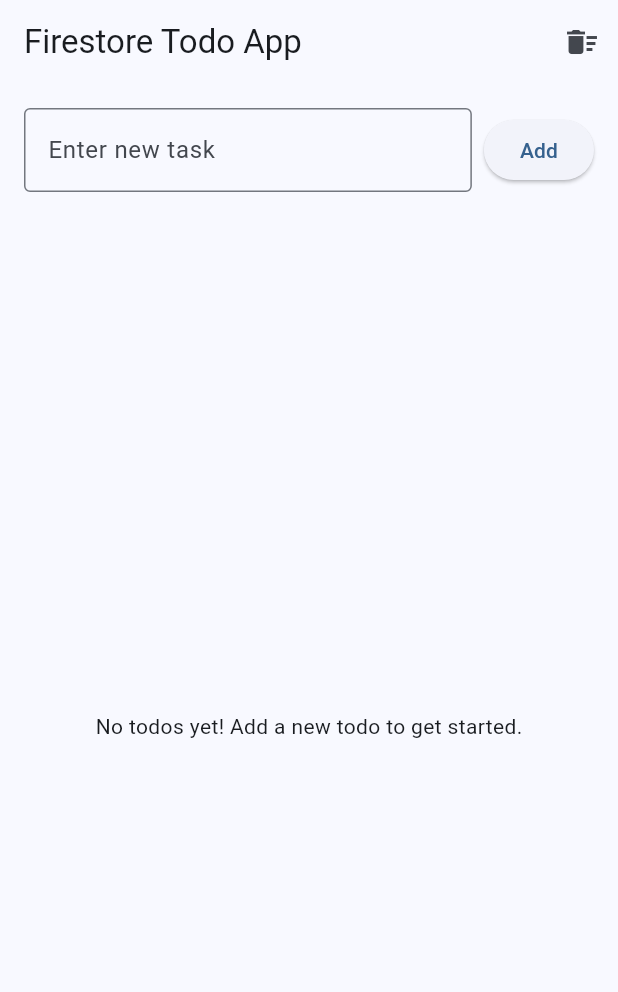
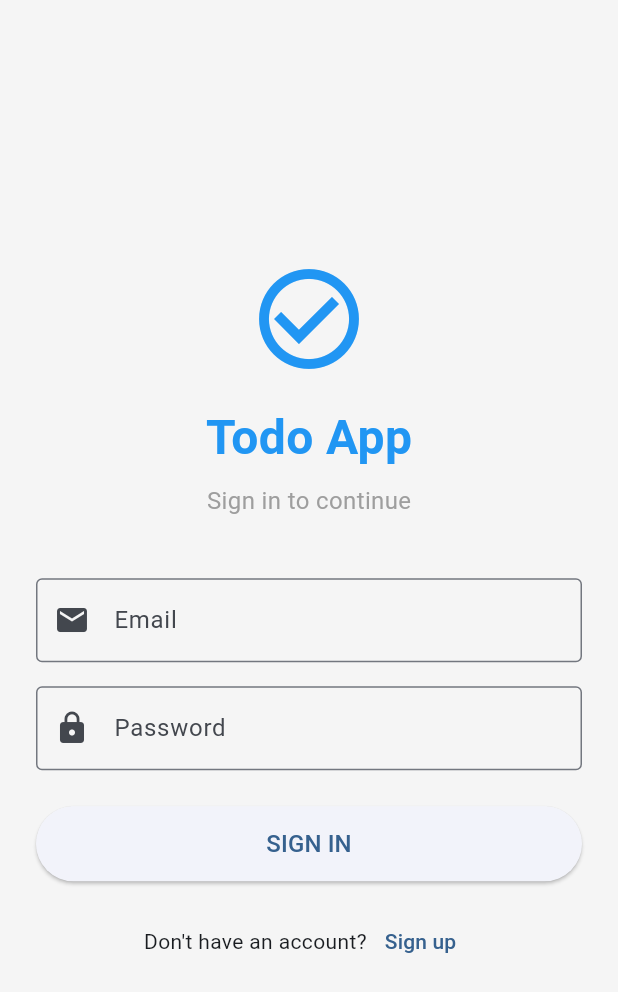
Before and after one commit to Abdull-Kudus/firestore_crud_demo, a Flutter app: the screen it shows after launch, on a phone screen of 412 x 824 dp. Shown: the top 992 px of the screen. Run offline on Flutter 3.47's test engine with Material 3 defaults, Android fonts, the phone set to English and light mode, and no system bars; our stand-ins replace cloud_firestore, firebase_auth, firebase_core, flutter_dotenv; accounts and stored records are empty.

Commit message:
Add Firebase email/password auth with per-user todos
Login and register screens, an AuthService wrapping FirebaseAuth, an
AuthWrapper that switches between auth screens and the todo list, a
logout button, and todos stored under users/{uid}/todos.

Co-Authored-By: Claude Opus 5.5 <noreply@anthropic.com>

```diff
--- a/lib/main.dart
+++ b/lib/main.dart
@@ -1,7 +1,12 @@
 import 'package:flutter/material.dart';
+import 'package:firebase_auth/firebase_auth.dart';
 import 'package:firebase_core/firebase_core.dart';
 import 'package:flutter_dotenv/flutter_dotenv.dart';
+import 'package:provider/provider.dart';
 import 'firebase_options.dart';
+import 'services/auth_service.dart';
+import 'screens/login_screen.dart';
+import 'screens/register_screen.dart';
 import 'screens/todo_screen.dart';
 
 Future<void> main() async {
@@ -18,14 +23,70 @@ class TodoApp extends StatelessWidget {
 
   @override
   Widget build(BuildContext context) {
-    return MaterialApp(
-      debugShowCheckedModeBanner: false,
-      title: 'Firestore Todo App',
-      theme: ThemeData(
-        colorScheme: ColorScheme.fromSeed(seedColor: Colors.blue),
-        useMaterial3: true,
+    return MultiProvider(
+      providers: [
+        Provider<AuthService>(create: (_) => AuthService()),
+      ],
+      child: MaterialApp(
+        debugShowCheckedModeBanner: false,
+        title: 'Todo App with Auth',
+        theme: ThemeData(
+          colorScheme: ColorScheme.fromSeed(seedColor: Colors.blue),
+          useMaterial3: true,
+        ),
+        home: const AuthWrapper(),
       ),
-      home: const TodoList(),
     );
   }
 }
+
+class AuthWrapper extends StatelessWidget {
+  const AuthWrapper({super.key});
+
+  @override
+  Widget build(BuildContext context) {
+    final authService = Provider.of<AuthService>(context);
+
+    return StreamBuilder<User?>(
+      stream: authService.authStateChanges,
+      builder: (context, snapshot) {
+        if (snapshot.connectionState == ConnectionState.waiting) {
+          return const Scaffold(
+            body: Center(child: CircularProgressIndicator()),
+          );
+        }
+
+        final user = snapshot.data;
+        if (user != null) {
+          // Keyed by uid so the todo list rebuilds with the right user's data
+          return TodoList(key: ValueKey(user.uid));
+        }
+        return const AuthScreen();
+      },
+    );
+  }
+}
+
+class AuthScreen extends StatefulWidget {
+  const AuthScreen({super.key});
+
+  @override
+  State<AuthScreen> createState() => _AuthScreenState();
+}
+
+class _AuthScreenState extends State<AuthScreen> {
+  bool showLoginScreen = true;
+
+  void toggleScreen() {
+    setState(() {
+      showLoginScreen = !showLoginScreen;
+    });
+  }
+
+  @override
+  Widget build(BuildContext context) {
+    return showLoginScreen
+        ? LoginScreen(showRegisterScreen: toggleScreen)
+        : RegisterScreen(showLoginScreen: toggleScreen);
+  }
+}
--- /dev/null
+++ b/lib/screens/login_screen.dart
@@ -0,0 +1,144 @@
+import 'package:flutter/material.dart';
+import 'package:provider/provider.dart';
+import '../services/auth_service.dart';
+
+class LoginScreen extends StatefulWidget {
+  final VoidCallback showRegisterScreen;
+
+  const LoginScreen({super.key, required this.showRegisterScreen});
+
+  @override
+  State<LoginScreen> createState() => _LoginScreenState();
+}
+
+class _LoginScreenState extends State<LoginScreen> {
+  final TextEditingController _emailController = TextEditingController();
+  final TextEditingController _passwordController = TextEditingController();
+  bool _isLoading = false;
+
+  @override
+  void dispose() {
+    _emailController.dispose();
+    _passwordController.dispose();
+    super.dispose();
+  }
+
+  Future<void> _login() async {
+    if (_emailController.text.isEmpty || _passwordController.text.isEmpty) {
+      ScaffoldMessenger.of(context).showSnackBar(
+        const SnackBar(content: Text('Please fill in all fields')),
+      );
+      return;
+    }
+
+    setState(() {
+      _isLoading = true;
+    });
+
+    try {
+      await context.read<AuthService>().signInWithEmailAndPassword(
+            email: _emailController.text.trim(),
+            password: _passwordController.text.trim(),
+          );
+      // If successful, the auth stream will handle navigation automatically
+    } catch (e) {
+      if (!mounted) return;
+      ScaffoldMessenger.of(context).showSnackBar(
+        SnackBar(content: Text('Login failed: $e')),
+      );
+    }
+
+    // The screen is gone once login succeeds, so guard before setState
+    if (!mounted) return;
+    setState(() {
+      _isLoading = false;
+    });
+  }
+
+  @override
+  Widget build(BuildContext context) {
+    return Scaffold(
+      backgroundColor: Colors.grey[100],
+      body: SafeArea(
+        child: Center(
+          child: SingleChildScrollView(
+            padding: const EdgeInsets.all(24.0),
+            child: Column(
+              mainAxisAlignment: MainAxisAlignment.center,
+              children: [
+                // Header
+                const Icon(Icons.check_circle_outline,
+                    size: 80, color: Colors.blue),
+                const SizedBox(height: 16),
+                const Text(
+                  'Todo App',
+                  style: TextStyle(
+                    fontSize: 32,
+                    fontWeight: FontWeight.bold,
+                    color: Colors.blue,
+                  ),
+                ),
+                const SizedBox(height: 8),
+                const Text(
+                  'Sign in to continue',
+                  style: TextStyle(fontSize: 16, color: Colors.grey),
+                ),
+                const SizedBox(height: 40),
+
+                // Email Field
+                TextField(
+                  controller: _emailController,
+                  decoration: const InputDecoration(
+                    labelText: 'Email',
+                    border: OutlineInputBorder(),
+                    prefixIcon: Icon(Icons.email),
+                  ),
+                  keyboardType: TextInputType.emailAddress,
+                ),
+                const SizedBox(height: 16),
+
+                // Password Field
+                TextField(
+                  controller: _passwordController,
+                  decoration: const InputDecoration(
+                    labelText: 'Password',
+                    border: OutlineInputBorder(),
+                    prefixIcon: Icon(Icons.lock),
+                  ),
+                  obscureText: true,
+                  onSubmitted: (_) => _login(),
+                ),
+                const SizedBox(height: 24),
+
+                // Login Button
+                SizedBox(
+                  width: double.infinity,
+                  height: 50,
+                  child: ElevatedButton(
+                    onPressed: _isLoading ? null : _login,
+                    child: _isLoading
+                        ? const CircularProgressIndicator()
+                        : const Text('SIGN IN', style: TextStyle(fontSize: 16)),
+                  ),
+                ),
+                const SizedBox(height: 16),
+
+                // Register Link
+                Row(
+                  mainAxisAlignment: MainAxisAlignment.center,
+                  children: [
+                    const Text("Don't have an account?"),
+                    TextButton(
+                      onPressed: widget.showRegisterScreen,
+                      child: const Text('Sign up'),
+                    ),
+                  ],
+                ),
+              ],
+            ),
+          ),
+        ),
+      ),
+    );
+  }
+}
--- /dev/null
+++ b/lib/services/auth_service.dart
@@ -0,0 +1,71 @@
+import 'package:firebase_auth/firebase_auth.dart';
+
+class AuthService {
+  final FirebaseAuth _auth = FirebaseAuth.instance;
+
+  // Get current user
+  User? get currentUser => _auth.currentUser;
+
+  // Stream of user authentication state changes
+  Stream<User?> get authStateChanges => _auth.authStateChanges();
+
+  // Sign in with email and password
+  Future<User?> signInWithEmailAndPassword({
+    required String email,
+    required String password,
+  }) async {
+    try {
+      final credential = await _auth.signInWithEmailAndPassword(
+        email: email,
+        password: password,
+      );
+      return credential.user;
+    } on FirebaseAuthException catch (e) {
+      throw Exception(_friendlyMessage(e));
+    } catch (e) {
+      throw Exception('Sign in failed: $e');
+    }
+  }
+
+  // Create a new account with email and password
+  Future<User?> createUserWithEmailAndPassword({
+    required String email,
+    required String password,
+  }) async {
+    try {
+      final credential = await _auth.createUserWithEmailAndPassword(
+        email: email,
+        password: password,
+      );
+      return credential.user;
+    } on FirebaseAuthException catch (e) {
+      throw Exception(_friendlyMessage(e));
+    } catch (e) {
+      throw Exception('Account creation failed: $e');
+    }
+  }
+
+  // Sign out
+  Future<void> signOut() async {
+    await _auth.signOut();
+  }
+
+  String _friendlyMessage(FirebaseAuthException e) {
+    switch (e.code) {
+      case 'invalid-email':
+        return 'That email address is not valid.';
+      case 'user-not-found':
+      case 'wrong-password':
+      case 'invalid-credential':
+        return 'Incorrect email or password.';
+      case 'email-already-in-use':
+        return 'An account already exists for that email.';
+      case 'weak-password':
+        return 'Password is too weak.';
+      case 'operation-not-allowed':
+        return 'Email/password sign-in is not enabled in Firebase.';
+      default:
+        return e.message ?? e.code;
+    }
+  }
+}
--- a/lib/services/todo_service.dart
+++ b/lib/services/todo_service.dart
@@ -1,9 +1,18 @@
 import 'package:cloud_firestore/cloud_firestore.dart';
+import 'package:firebase_auth/firebase_auth.dart';
 
 class TodoService {
-  static final FirebaseFirestore _firestore = FirebaseFirestore.instance;
-  static final CollectionReference _todosCollection =
-      _firestore.collection('todos');
+  static FirebaseFirestore get _firestore => FirebaseFirestore.instance;
+
+  // Each user gets their own todos under users/{uid}/todos.
+  // A getter (not a final field) so it always uses the current user.
+  static CollectionReference get _todosCollection {
+    final user = FirebaseAuth.instance.currentUser;
+    if (user == null) {
+      throw Exception('No user is signed in');
+    }
+    return _firestore.collection('users/${user.uid}/todos');
+  }
 
   // TODO 1: CREATE - Add new todo to Firestore
   // Instructions:
--- a/pubspec.yaml
+++ b/pubspec.yaml
@@ -38,6 +38,8 @@ dependencies:
   cloud_firestore: ^7.1.0
   intl: ^0.20.3
   flutter_dotenv: ^6.0.1
+  firebase_auth: ^7.0.1
+  provider: ^6.1.5+1
 
 dev_dependencies:
   flutter_test:
```
Also changed, not shown: lib/screens/register_screen.dart (added, +180 -0 lines), lib/screens/todo_screen.dart (+11 -0 lines), pubspec.lock, 2 other files.
